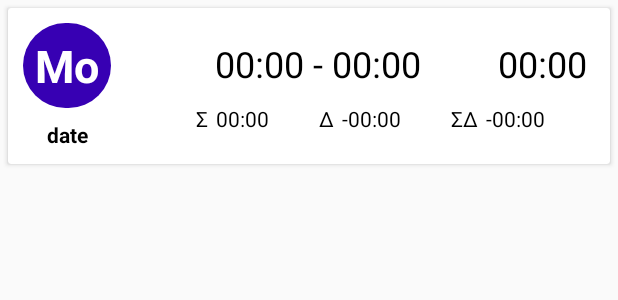
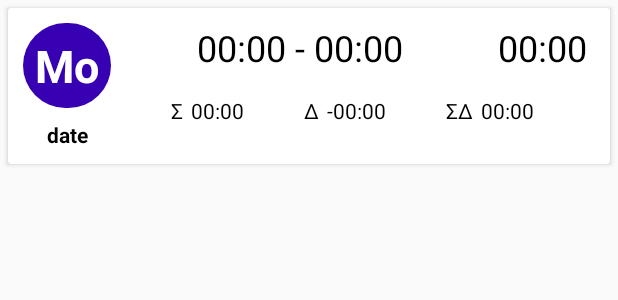
Before and after one commit to ede1998/WorkTracks, an Android app: the layout week_day.xml on its own in the app's theme, with its tools: preview values and no code run, on a phone screen of 412 x 824 dp. Shown: the top 300 px of the screen. Run offline under Robolectric (Android 15) with nearby library versions, the phone set to English and light mode, and no system bars.

Commit message:
CHG: extracted time_status_information

```diff
--- a/app/src/main/res/layout/add_or_edit_entry_fragment.xml
+++ b/app/src/main/res/layout/add_or_edit_entry_fragment.xml
@@ -48,6 +48,15 @@
         app:layout_constraintEnd_toEndOf="parent"
         app:layout_constraintStart_toStartOf="parent"
         app:layout_constraintTop_toBottomOf="@+id/calendar">
+
+        <include
+            layout="@layout/time_status_information"
+            android:layout_width="0dp"
+            android:layout_height="wrap_content"
+            app:layout_constraintBottom_toBottomOf="@+id/ignoreDay"
+            app:layout_constraintEnd_toEndOf="parent"
+            app:layout_constraintStart_toEndOf="@+id/ignoreDay"
+            app:layout_constraintTop_toTopOf="@+id/ignoreDay" />
 
         <EditText
             android:id="@+id/end"
@@ -102,83 +111,6 @@
             app:layout_constraintStart_toStartOf="parent"
             app:layout_constraintTop_toBottomOf="@+id/ignoreDay" />
 
-        <LinearLayout
-            android:id="@+id/linear_layout_row2"
-            android:layout_width="0dp"
-            android:layout_height="wrap_content"
-            android:orientation="horizontal"
-            app:layout_constraintBottom_toBottomOf="@+id/ignoreDay"
-            app:layout_constraintEnd_toEndOf="parent"
-            app:layout_constraintStart_toEndOf="@+id/ignoreDay"
-            app:layout_constraintTop_toTopOf="@+id/ignoreDay">
-
-            <Space
-                android:layout_width="wrap_content"
-                android:layout_height="wrap_content"
-                android:layout_weight="1" />
-
-            <TextView
-                android:id="@+id/text_sigma"
-                android:layout_width="wrap_content"
-                android:layout_height="wrap_content"
-                android:layout_marginEnd="5dp"
-                android:text="@string/duration"
-                android:textColor="@android:color/primary_text_light" />
-
-            <TextView
-                android:id="@+id/text_duration"
-                android:layout_width="wrap_content"
-                android:layout_height="wrap_content"
-                android:text="@string/unknown_duration"
-                android:textColor="@android:color/primary_text_light" />
-
-            <Space
-                android:layout_width="wrap_content"
-                android:layout_height="wrap_content"
-                android:layout_weight="1" />
-
-            <TextView
-                android:id="@+id/text_delta"
-                android:layout_width="wrap_content"
-                android:layout_height="wrap_content"
-                android:layout_marginEnd="5dp"
-                android:text="@string/difference"
-                android:textColor="@android:color/primary_text_light" />
-
-            <TextView
-                android:id="@+id/text_difference"
-                android:layout_width="wrap_content"
-                android:layout_height="wrap_content"
-                android:text="@string/unknown_difference"
-                android:textColor="@android:color/primary_text_light" />
-
-            <Space
-                android:layout_width="wrap_content"
-                android:layout_height="wrap_content"
-                android:layout_weight="1" />
-
-            <TextView
-                android:id="@+id/text_sigma_delta"
-                android:layout_width="wrap_content"
-                android:layout_height="wrap_content"
-                android:layout_marginEnd="5dp"
-                android:text="@string/accumulated_difference"
-                android:textColor="@android:color/primary_text_light" />
-
-            <TextView
-                android:id="@+id/text_accumulated_difference"
-                android:layout_width="wrap_content"
-                android:layout_height="wrap_content"
-                android:text="@string/unknown_duration"
-                android:textColor="@android:color/primary_text_light" />
-
-            <Space
-                android:layout_width="wrap_content"
-                android:layout_height="wrap_content"
-                android:layout_weight="1" />
-
-        </LinearLayout>
-
         <Switch
             android:id="@+id/ignoreDay"
             android:layout_width="0dp"
--- /dev/null
+++ b/app/src/main/res/layout/time_status_information.xml
@@ -0,0 +1,72 @@
+<?xml version="1.0" encoding="utf-8"?>
+<LinearLayout xmlns:android="http://schemas.android.com/apk/res/android"
+    android:layout_width="match_parent"
+    android:layout_height="match_parent"
+    android:orientation="horizontal">
+
+    <Space
+        android:layout_width="wrap_content"
+        android:layout_height="wrap_content"
+        android:layout_weight="1" />
+
+    <TextView
+        android:id="@+id/text_sigma"
+        android:layout_width="wrap_content"
+        android:layout_height="wrap_content"
+        android:layout_marginEnd="5dp"
+        android:text="@string/duration"
+        android:textColor="@android:color/primary_text_light" />
+
+    <TextView
+        android:id="@+id/text_duration"
+        android:layout_width="wrap_content"
+        android:layout_height="wrap_content"
+        android:text="@string/unknown_duration"
+        android:textColor="@android:color/primary_text_light" />
+
+    <Space
+        android:layout_width="wrap_content"
+        android:layout_height="wrap_content"
+        android:layout_weight="1" />
+
+    <TextView
+        android:id="@+id/text_delta"
+        android:layout_width="wrap_content"
+        android:layout_height="wrap_content"
+        android:layout_marginEnd="5dp"
+        android:text="@string/difference"
+        android:textColor="@android:color/primary_text_light" />
+
+    <TextView
+        android:id="@+id/text_difference"
+        android:layout_width="wrap_content"
+        android:layout_height="wrap_content"
+        android:text="@string/unknown_difference"
+        android:textColor="@android:color/primary_text_light" />
+
+    <Space
+        android:layout_width="wrap_content"
+        android:layout_height="wrap_content"
+        android:layout_weight="1" />
+
+        <TextView
+        android:id="@+id/text_sigma_delta"
+        android:layout_width="wrap_content"
+        android:layout_height="wrap_content"
+        android:layout_marginEnd="5dp"
+        android:text="@string/accumulated_difference"
+        android:textColor="@android:color/primary_text_light" />
+
+    <TextView
+        android:id="@+id/text_accumulated_difference"
+        android:layout_width="wrap_content"
+        android:layout_height="wrap_content"
+        android:text="@string/unknown_duration"
+        android:textColor="@android:color/primary_text_light" />
+
+    <Space
+        android:layout_width="wrap_content"
+        android:layout_height="wrap_content"
+        android:layout_weight="1" />
+
+</LinearLayout>
--- a/app/src/main/res/layout/week_day.xml
+++ b/app/src/main/res/layout/week_day.xml
@@ -22,9 +22,7 @@
                 android:id="@+id/linear_layout_row1"
                 android:layout_width="0dp"
                 android:layout_height="match_parent"
-                android:layout_marginStart="24dp"
                 android:orientation="horizontal"
-                card_view:layout_constraintBottom_toTopOf="@+id/linear_layout_row2"
                 card_view:layout_constraintEnd_toEndOf="parent"
                 card_view:layout_constraintStart_toEndOf="@+id/barrier"
                 card_view:layout_constraintTop_toTopOf="parent">
@@ -55,83 +53,6 @@
                     android:text="00:00"
                     android:textColor="@android:color/primary_text_light"
                     android:textSize="24sp" />
-            </LinearLayout>
-
-            <LinearLayout
-                android:id="@+id/linear_layout_row2"
-                android:layout_width="0dp"
-                android:layout_height="match_parent"
-                android:orientation="horizontal"
-                card_view:layout_constraintBottom_toBottomOf="parent"
-                card_view:layout_constraintEnd_toEndOf="parent"
-                card_view:layout_constraintStart_toStartOf="@+id/linear_layout_row1"
-                card_view:layout_constraintTop_toBottomOf="@+id/linear_layout_row1">
-
-                <Space
-                    android:layout_width="wrap_content"
-                    android:layout_height="wrap_content"
-                    android:layout_weight="1" />
-
-                <TextView
-                    android:id="@+id/text_sigma"
-                    android:layout_width="wrap_content"
-                    android:layout_height="wrap_content"
-                    android:layout_marginEnd="5dp"
-                    android:textColor="@android:color/primary_text_light"
-                    android:text="Σ" />
-
-                <TextView
-                    android:id="@+id/text_duration"
-                    android:layout_width="wrap_content"
-                    android:layout_height="wrap_content"
-                    android:textColor="@android:color/primary_text_light"
-                    android:text="00:00" />
-
-                <Space
-                    android:layout_width="wrap_content"
-                    android:layout_height="wrap_content"
-                    android:layout_weight="1" />
-
-                <TextView
-                    android:id="@+id/text_delta"
-                    android:layout_width="wrap_content"
-                    android:layout_height="wrap_content"
-                    android:layout_marginEnd="5dp"
-                    android:textColor="@android:color/primary_text_light"
-                    android:text="Δ" />
-
-                <TextView
-                    android:id="@+id/text_difference"
-                    android:layout_width="wrap_content"
-                    android:layout_height="wrap_content"
-                    android:textColor="@android:color/primary_text_light"
-                    android:text="-00:00" />
-
-                <Space
-                    android:layout_width="wrap_content"
-                    android:layout_height="wrap_content"
-                    android:layout_weight="1" />
-
-                <TextView
-                    android:id="@+id/text_sigma_delta"
-                    android:layout_width="wrap_content"
-                    android:layout_height="wrap_content"
-                    android:layout_marginEnd="5dp"
-                    android:textColor="@android:color/primary_text_light"
-                    android:text="ΣΔ" />
-
-                <TextView
-                    android:id="@+id/text_accumulated_difference"
-                    android:layout_width="wrap_content"
-                    android:layout_height="wrap_content"
-                    android:textColor="@android:color/primary_text_light"
-                    android:text="-00:00" />
-
-                <Space
-                    android:layout_width="wrap_content"
-                    android:layout_height="wrap_content"
-                    android:layout_weight="1" />
-
             </LinearLayout>
 
             <TextView
@@ -172,6 +93,15 @@
                 card_view:constraint_referenced_ids="text_week_day,text_date"
                 tools:layout_editor_absoluteX="382dp" />
 
+            <include
+                layout="@layout/time_status_information"
+                android:layout_width="0dp"
+                android:layout_height="wrap_content"
+                card_view:layout_constraintBottom_toBottomOf="parent"
+                card_view:layout_constraintEnd_toEndOf="parent"
+                card_view:layout_constraintStart_toEndOf="@+id/barrier"
+                card_view:layout_constraintTop_toBottomOf="@+id/linear_layout_row1" />
+
         </androidx.constraintlayout.widget.ConstraintLayout>
 
     </androidx.cardview.widget.CardView>
--- a/build.gradle
+++ b/build.gradle
@@ -5,8 +5,6 @@ buildscript {
     repositories {
         google()
         jcenter()
-
-        maven { url 'https://jitpack.io' }
     }
     dependencies {
         classpath 'com.android.tools.build:gradle:3.6.0'
```
